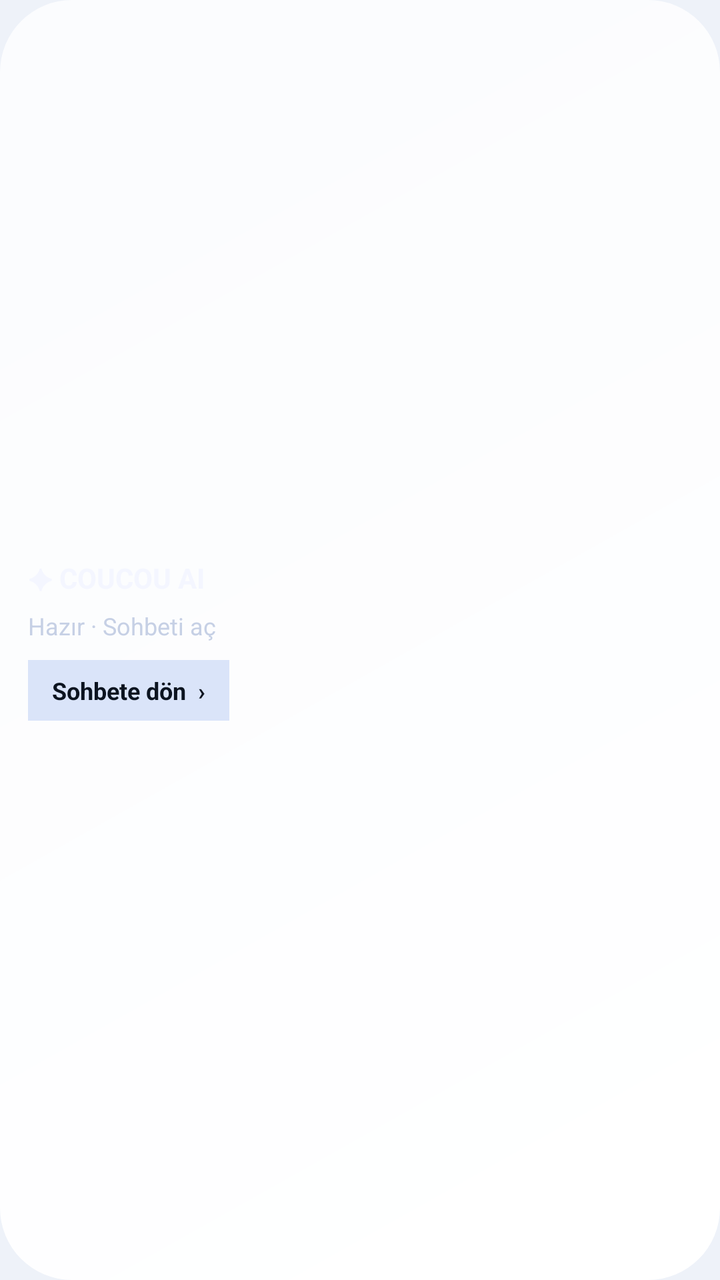
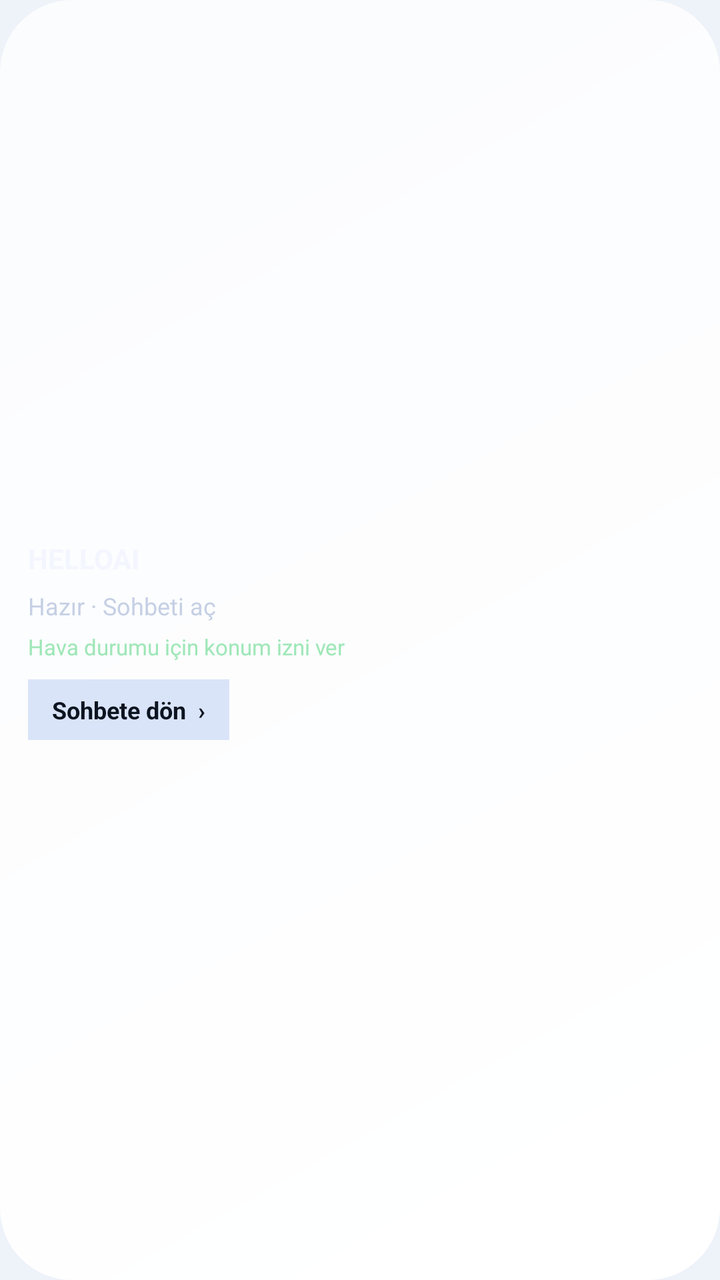

Two renders of the same Android screen: before a commit and after it. Below are the layout's source before the change and the commit's diff.
<!-- AndroidManifest.xml: application theme Theme.JarvisAssistant -->
<!-- res/layout/widget_coucou_status.xml -->
<?xml version="1.0" encoding="utf-8"?>
<LinearLayout xmlns:android="http://schemas.android.com/apk/res/android"
    android:id="@+id/widgetRoot"
    android:layout_width="match_parent"
    android:layout_height="match_parent"
    android:orientation="vertical"
    android:padding="14dp"
    android:background="@drawable/bg_jarvis_dock"
    android:gravity="center_vertical">

    <TextView
        android:layout_width="match_parent"
        android:layout_height="wrap_content"
        android:text="✦ COUCOU AI"
        android:textColor="#F4F6FF"
        android:textStyle="bold"
        android:textSize="14sp" />

    <TextView
        android:id="@+id/widgetStatus"
        android:layout_width="match_parent"
        android:layout_height="wrap_content"
        android:layout_marginTop="6dp"
        android:text="Hazır · Sohbeti aç"
        android:textColor="#C6D0E5"
        android:textSize="12sp"
        android:maxLines="2" />

    <TextView
        android:id="@+id/widgetOpenChat"
        android:layout_width="wrap_content"
        android:layout_height="wrap_content"
        android:layout_marginTop="9dp"
        android:paddingStart="12dp"
        android:paddingEnd="12dp"
        android:paddingTop="7dp"
        android:paddingBottom="7dp"
        android:text="Sohbete dön  ›"
        android:textColor="#0C1420"
        android:textStyle="bold"
        android:textSize="12sp"
        android:background="#DAE4F9" />
</LinearLayout>
<!-- resources referenced by this layout -->
<resources>
  <!-- drawable bg_jarvis_dock (drawable) -->
  <?xml version="1.0" encoding="utf-8"?>
  <shape xmlns:android="http://schemas.android.com/apk/res/android"
      android:shape="rectangle">
      <corners android:radius="36dp" />
      <gradient
          android:type="linear"
          android:angle="135"
          android:startColor="?attr/themeDockGlassStart"
          android:endColor="?attr/themeDockGlassEnd" />
  </shape>
  <style name="Theme.JarvisAssistant" parent="Theme.JarvisAssistant.Light" />
  <style name="Theme.JarvisAssistant.Light" parent="Theme.Material3.Light.NoActionBar">
          <item name="android:statusBarColor">#EEF2F9</item>
          <item name="android:windowLightStatusBar">true</item>
          <item name="android:navigationBarColor">#EEF2F9</item>
          <item name="android:windowLightNavigationBar">true</item>
          <item name="android:windowBackground">#EEF2F9</item>
          <item name="colorPrimary">#2F6BFF</item>
          <item name="colorOnPrimary">#FFFFFF</item>
          <item name="colorSurface">#B8FFFFFF</item>
          <item name="colorOnSurface">#0F172A</item>
  
          <item name="themeBg">#EEF2F9</item>
          <item name="themeSurface">#B8FFFFFF</item>
          <item name="themeCardBg">#B8FFFFFF</item>
          <item name="themeCardBorder">#CBD5E1</item>
          <item name="themeCardGlassStart">#F0FFFFFF</item>
          <item name="themeCardGlassEnd">#A6FFFFFF</item>
          <item name="themeDockBg">#CCFFFFFF</item>
          <item name="themeDockGlassStart">#FAFFFFFF</item>
          <item name="themeDockGlassEnd">#B8FFFFFF</item>
          <item name="themeDockBorder">#CBD5E1</item>
          <item name="themeGlassSpecular">#FFFFFF</item>
          <item name="themeChipBg">#66FFFFFF</item>
          <item name="themeInputBg">#B8FFFFFF</item>
          <item name="themeGlowBlob1">@drawable/bg_liquid_glow_light_1</item>
          <item name="themeGlowBlob2">@drawable/bg_liquid_glow_light_2</item>
          <item name="themeGlowBlob3">@drawable/bg_liquid_glow_light_3</item>
  
          <item name="themeTextPrimary">#0F172A</item>
          <item name="themeTextSecondary">#475569</item>
          <item name="themeTextMuted">#64748B</item>
          <item name="themeAccent1">#2F6BFF</item>
          <item name="themeAccent2">#8B5CF6</item>
          <item name="themeAccent3">#06B6D4</item>
          <item name="themeAccent">#2F6BFF</item>
          <item name="themeAccentLight">#E0E7FF</item>
      </style>
  <!-- drawable bg_liquid_glow_light_1 (drawable) -->
  <?xml version="1.0" encoding="utf-8"?>
  <shape xmlns:android="http://schemas.android.com/apk/res/android"
      android:shape="oval">
      <gradient
          android:type="radial"
          android:gradientRadius="140dp"
          android:startColor="#262F6BFF"
          android:centerColor="#102F6BFF"
          android:endColor="#002F6BFF" />
  </shape>
  <!-- drawable bg_liquid_glow_light_2 (drawable) -->
  <?xml version="1.0" encoding="utf-8"?>
  <shape xmlns:android="http://schemas.android.com/apk/res/android"
      android:shape="oval">
      <gradient
          android:type="radial"
          android:gradientRadius="130dp"
          android:startColor="#208B5CF6"
          android:centerColor="#0D8B5CF6"
          android:endColor="#008B5CF6" />
  </shape>
  <!-- drawable bg_liquid_glow_light_3 (drawable) -->
  <?xml version="1.0" encoding="utf-8"?>
  <shape xmlns:android="http://schemas.android.com/apk/res/android"
      android:shape="oval">
      <gradient
          android:type="radial"
          android:gradientRadius="140dp"
          android:startColor="#1A06B6D4"
          android:centerColor="#0B06B6D4"
          android:endColor="#0006B6D4" />
  </shape>
</resources>

<!-- the commit's change to res/layout/widget_coucou_status.xml (unified diff, before → after) -->
@@ -11,7 +11,7 @@
     <TextView
         android:layout_width="match_parent"
         android:layout_height="wrap_content"
-        android:text="✦ COUCOU AI"
+        android:text="HELLOAI"
         android:textColor="#F4F6FF"
         android:textStyle="bold"
         android:textSize="14sp" />
@@ -24,6 +24,16 @@
         android:text="Hazır · Sohbeti aç"
         android:textColor="#C6D0E5"
         android:textSize="12sp"
+        android:maxLines="2" />
+
+    <TextView
+        android:id="@+id/widgetWeather"
+        android:layout_width="match_parent"
+        android:layout_height="wrap_content"
+        android:layout_marginTop="5dp"
+        android:text="Hava durumu için konum izni ver"
+        android:textColor="#9FE7B8"
+        android:textSize="11sp"
         android:maxLines="2" />
 
     <TextView
